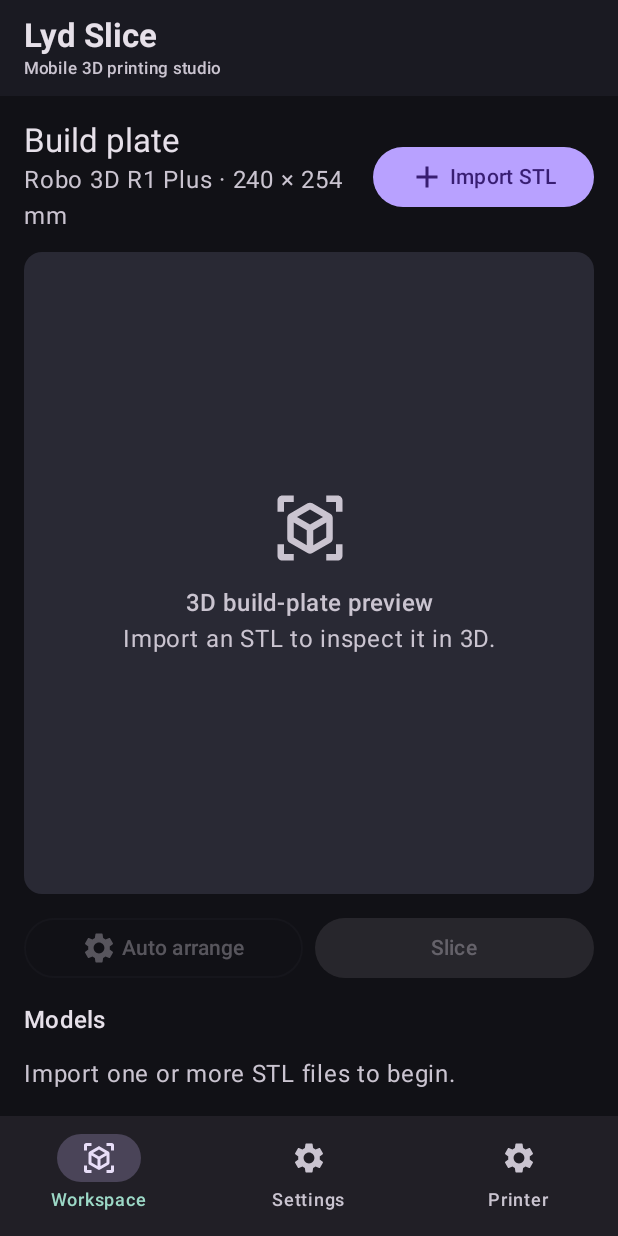
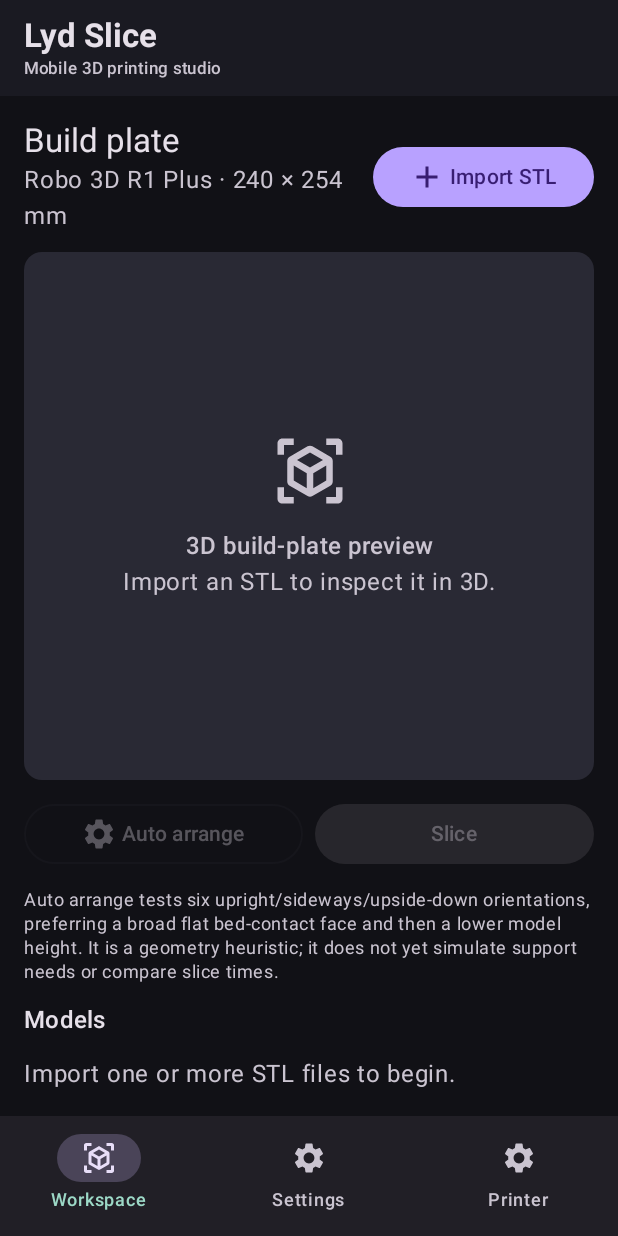
Before and after one commit to lydiaperspective/lyd-slice-mobile, an Android app built with Jetpack Compose: the screen it shows after launch (MainActivity), on a phone screen of 412 x 824 dp. Run offline under Robolectric (Android 15) with nearby library versions, the phone set to English and light mode, and no system bars.

Commit message:
Explain automatic model orientation heuristic

```diff
--- a/app/src/main/java/com/lydiaperspective/lydslice/ui/LydSliceApp.kt
+++ b/app/src/main/java/com/lydiaperspective/lydslice/ui/LydSliceApp.kt
@@ -578,6 +578,8 @@ private fun WorkspaceScreen(
                 else Text("Slice")
             }
         }
+        Text("Auto arrange tests six upright/sideways/upside-down orientations, preferring a broad flat bed-contact face and then a lower model height. It is a geometry heuristic; it does not yet simulate support needs or compare actual slice times.",
+            style = MaterialTheme.typography.bodySmall, color = MaterialTheme.colorScheme.onSurfaceVariant)
         Text("Models", style = MaterialTheme.typography.titleMedium)
         if (models.isEmpty()) {
             Text("Import one or more STL files to begin.", color = MaterialTheme.colorScheme.onSurfaceVariant)
```
